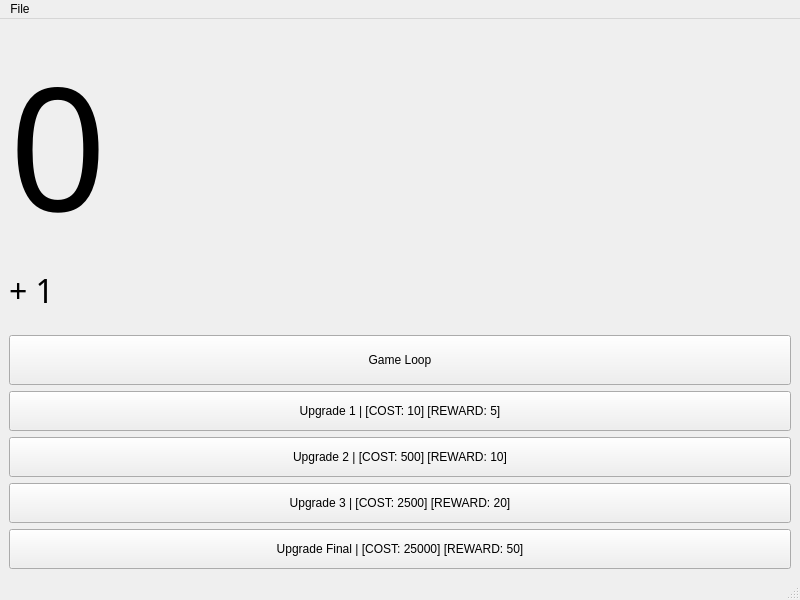
First picture: the form in mainwindow.ui, repository DoodlesEpic/DoodlesClicker, before the edit.
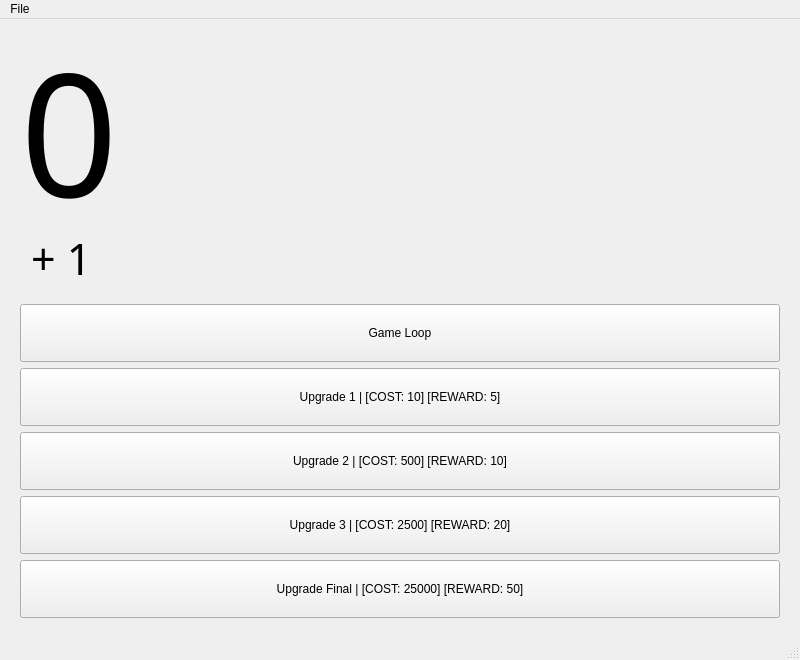
Second picture: the form after the edit.

Commit message: Better responsive layout with text resizing

Diff of the .ui file:
```diff
--- a/mainwindow.ui
+++ b/mainwindow.ui
@@ -7,7 +7,7 @@
     <x>0</x>
     <y>0</y>
     <width>800</width>
-    <height>600</height>
+    <height>660</height>
    </rect>
   </property>
   <property name="windowTitle">
@@ -15,6 +15,18 @@
   </property>
   <widget class="QWidget" name="centralwidget">
    <layout class="QGridLayout" name="gridLayout">
+    <property name="leftMargin">
+     <number>20</number>
+    </property>
+    <property name="topMargin">
+     <number>20</number>
+    </property>
+    <property name="rightMargin">
+     <number>20</number>
+    </property>
+    <property name="bottomMargin">
+     <number>20</number>
+    </property>
     <item row="6" column="1" alignment="Qt::AlignBottom">
      <widget class="QLabel" name="label">
       <property name="font">
@@ -23,90 +35,164 @@
         <pointsize>128</pointsize>
        </font>
       </property>
+      <property name="styleSheet">
+       <string notr="true">margin-top: -25px;
+margin-bottom: -25px;</string>
+      </property>
       <property name="text">
        <string>0</string>
       </property>
      </widget>
     </item>
-    <item row="10" column="1">
-     <widget class="QPushButton" name="secondUpgradeButton">
-      <property name="minimumSize">
-       <size>
-        <width>0</width>
-        <height>40</height>
-       </size>
+    <item row="7" column="1" alignment="Qt::AlignTop">
+     <widget class="QLabel" name="incrementLabel">
+      <property name="font">
+       <font>
+        <family>Yu Gothic UI Semilight</family>
+        <pointsize>32</pointsize>
+       </font>
       </property>
-      <property name="text">
-       <string>Upgrade 2 | [COST: 500] [REWARD: 10]</string>
+      <property name="styleSheet">
+       <string notr="true">margin-bottom: 10px;</string>
       </property>
-     </widget>
-    </item>
-    <item row="11" column="1">
-     <widget class="QPushButton" name="thirdUpgradeButton">
-      <property name="minimumSize">
-       <size>
-        <width>0</width>
-        <height>40</height>
-       </size>
-      </property>
       <property name="text">
-       <string>Upgrade 3 | [COST: 2500] [REWARD: 20]</string>
+       <string>+ 1</string>
       </property>
      </widget>
     </item>
     <item row="8" column="1">
+     <layout class="QVBoxLayout" name="verticalLayout">
+      <property name="sizeConstraint">
+       <enum>QLayout::SetMinAndMaxSize</enum>
+      </property>
+      <item>
      <widget class="QPushButton" name="gameLoopButton">
+        <property name="sizePolicy">
+         <sizepolicy hsizetype="Minimum" vsizetype="MinimumExpanding">
+          <horstretch>0</horstretch>
+          <verstretch>0</verstretch>
+         </sizepolicy>
+        </property>
       <property name="minimumSize">
        <size>
         <width>0</width>
         <height>50</height>
        </size>
       </property>
+        <property name="maximumSize">
+         <size>
+          <width>1000</width>
+          <height>75</height>
+         </size>
+        </property>
       <property name="text">
        <string>Game Loop</string>
       </property>
      </widget>
     </item>
-    <item row="9" column="1">
+      <item>
      <widget class="QPushButton" name="firstUpgradeButton">
+        <property name="sizePolicy">
+         <sizepolicy hsizetype="Minimum" vsizetype="MinimumExpanding">
+          <horstretch>0</horstretch>
+          <verstretch>0</verstretch>
+         </sizepolicy>
+        </property>
       <property name="minimumSize">
        <size>
         <width>0</width>
         <height>40</height>
        </size>
       </property>
+        <property name="maximumSize">
+         <size>
+          <width>1000</width>
+          <height>75</height>
+         </size>
+        </property>
       <property name="text">
        <string>Upgrade 1 | [COST: 10] [REWARD: 5]</string>
       </property>
      </widget>
     </item>
-    <item row="7" column="1" alignment="Qt::AlignTop">
-     <widget class="QLabel" name="incrementLabel">
-      <property name="font">
-       <font>
-        <family>Yu Gothic UI Semilight</family>
-        <pointsize>24</pointsize>
-       </font>
-      </property>
+      <item>
+       <widget class="QPushButton" name="secondUpgradeButton">
+        <property name="sizePolicy">
+         <sizepolicy hsizetype="Minimum" vsizetype="MinimumExpanding">
+          <horstretch>0</horstretch>
+          <verstretch>0</verstretch>
+         </sizepolicy>
+        </property>
+        <property name="minimumSize">
+         <size>
+          <width>0</width>
+          <height>40</height>
+         </size>
+        </property>
+        <property name="maximumSize">
+         <size>
+          <width>1000</width>
+          <height>75</height>
+         </size>
+        </property>
       <property name="text">
-       <string>+ 1</string>
+         <string>Upgrade 2 | [COST: 500] [REWARD: 10]</string>
       </property>
      </widget>
     </item>
-    <item row="12" column="1">
+      <item>
+       <widget class="QPushButton" name="thirdUpgradeButton">
+        <property name="sizePolicy">
+         <sizepolicy hsizetype="Minimum" vsizetype="MinimumExpanding">
+          <horstretch>0</horstretch>
+          <verstretch>0</verstretch>
+         </sizepolicy>
+        </property>
+        <property name="minimumSize">
+         <size>
+          <width>0</width>
+          <height>40</height>
+         </size>
+        </property>
+        <property name="maximumSize">
+         <size>
+          <width>1000</width>
+          <height>75</height>
+         </size>
+        </property>
+        <property name="text">
+         <string>Upgrade 3 | [COST: 2500] [REWARD: 20]</string>
+        </property>
+       </widget>
+      </item>
+      <item>
      <widget class="QPushButton" name="finalUpgradeButton">
+        <property name="sizePolicy">
+         <sizepolicy hsizetype="Minimum" vsizetype="MinimumExpanding">
+          <horstretch>0</horstretch>
+          <verstretch>0</verstretch>
+         </sizepolicy>
+        </property>
       <property name="minimumSize">
        <size>
         <width>0</width>
         <height>40</height>
        </size>
       </property>
+        <property name="maximumSize">
+         <size>
+          <width>1000</width>
+          <height>75</height>
+         </size>
+        </property>
       <property name="text">
        <string>Upgrade Final | [COST: 25000] [REWARD: 50]</string>
       </property>
      </widget>
     </item>
    </layout>
+    </item>
+   </layout>
   </widget>
   <widget class="QMenuBar" name="menubar">
    <property name="geometry">
```
Left out of the diff: 2 changed lines with no effect on the pictures. Lines whose indentation alone changed are shown as unchanged. The commit also changes 2 other files.
